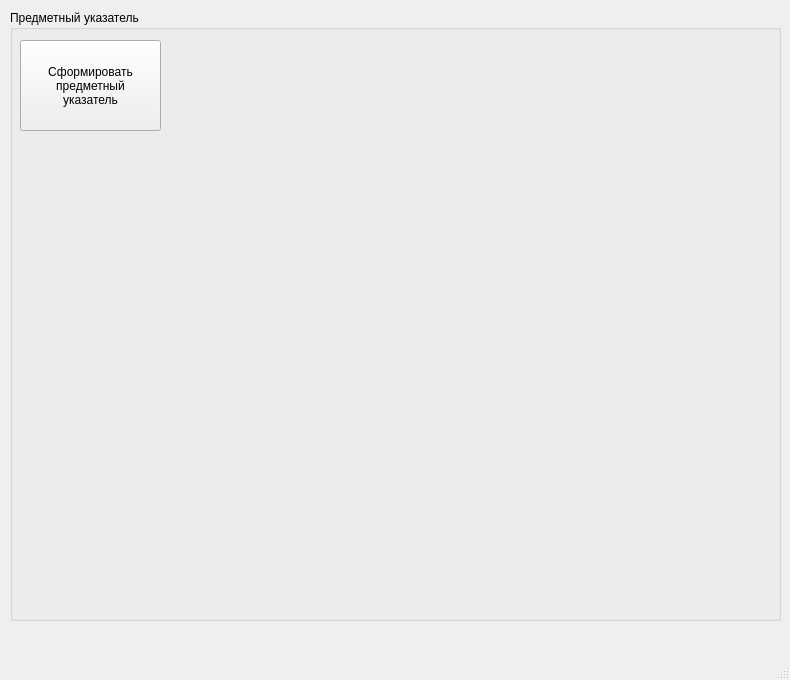
Before: the Qt Designer form untitled.ui in cleerax/CrewsWork, drawn with Qt 5.
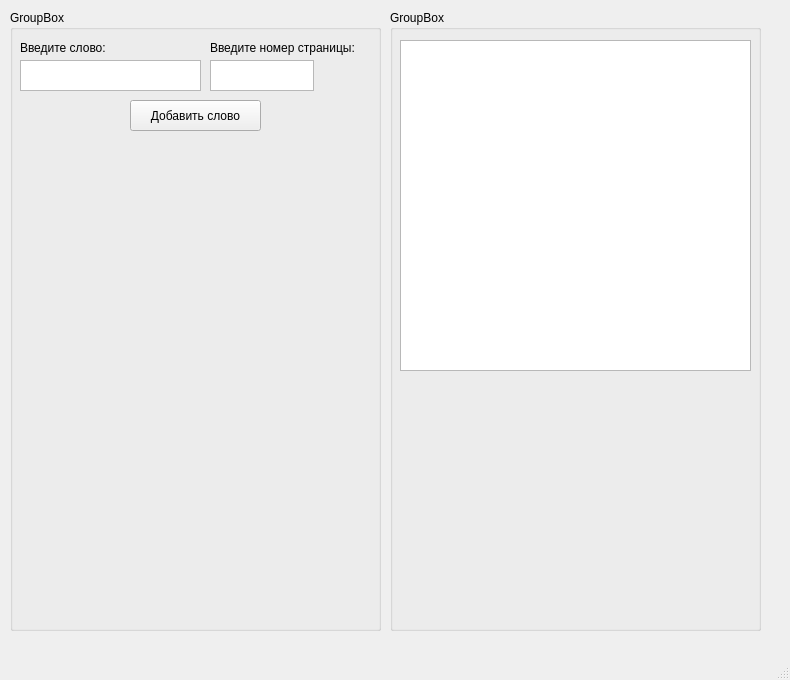
After: the same form once the commit is applied.

```diff
--- a/untitled.ui
+++ b/untitled.ui
@@ -22,29 +22,93 @@
      <rect>
       <x>10</x>
       <y>10</y>
-      <width>771</width>
-      <height>611</height>
+      <width>371</width>
+      <height>621</height>
      </rect>
     </property>
     <property name="title">
-     <string>Предметный указатель</string>
+     <string>GroupBox</string>
     </property>
+    <widget class="QPlainTextEdit" name="plainTextEdit">
+     <property name="geometry">
+      <rect>
+       <x>10</x>
+       <y>50</y>
+       <width>181</width>
+       <height>31</height>
+      </rect>
+     </property>
+    </widget>
     <widget class="QPushButton" name="pushButton">
      <property name="geometry">
       <rect>
+       <x>120</x>
+       <y>90</y>
+       <width>131</width>
+       <height>31</height>
+      </rect>
+     </property>
+     <property name="text">
+      <string>Добавить слово</string>
+     </property>
+    </widget>
+    <widget class="QLabel" name="label">
+     <property name="geometry">
+      <rect>
        <x>10</x>
        <y>30</y>
-       <width>141</width>
-       <height>91</height>
+       <width>101</width>
+       <height>16</height>
       </rect>
      </property>
      <property name="text">
-      <string>Сформировать
-предметный
-указатель</string>
+      <string>Введите слово:</string>
      </property>
-     <property name="autoRepeat">
-      <bool>false</bool>
+    </widget>
+    <widget class="QLabel" name="label_2">
+     <property name="geometry">
+      <rect>
+       <x>200</x>
+       <y>30</y>
+       <width>171</width>
+       <height>16</height>
+      </rect>
+     </property>
+     <property name="text">
+      <string>Введите номер страницы:</string>
+     </property>
+    </widget>
+    <widget class="QPlainTextEdit" name="plainTextEdit_2">
+     <property name="geometry">
+      <rect>
+       <x>200</x>
+       <y>50</y>
+       <width>104</width>
+       <height>31</height>
+      </rect>
+     </property>
+    </widget>
+   </widget>
+   <widget class="QGroupBox" name="groupBox_2">
+    <property name="geometry">
+     <rect>
+      <x>390</x>
+      <y>10</y>
+      <width>371</width>
+      <height>621</height>
+     </rect>
+    </property>
+    <property name="title">
+     <string>GroupBox</string>
+    </property>
+    <widget class="QListWidget" name="listWidget">
+     <property name="geometry">
+      <rect>
+       <x>10</x>
+       <y>30</y>
+       <width>351</width>
+       <height>331</height>
+      </rect>
      </property>
     </widget>
    </widget>
```
